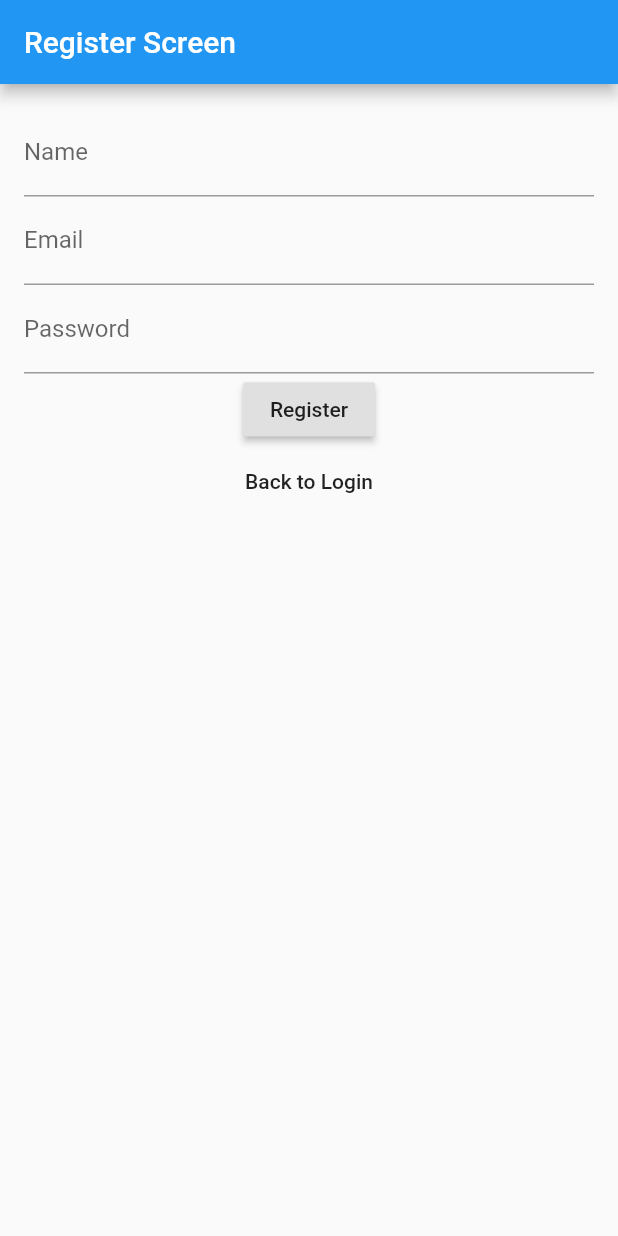
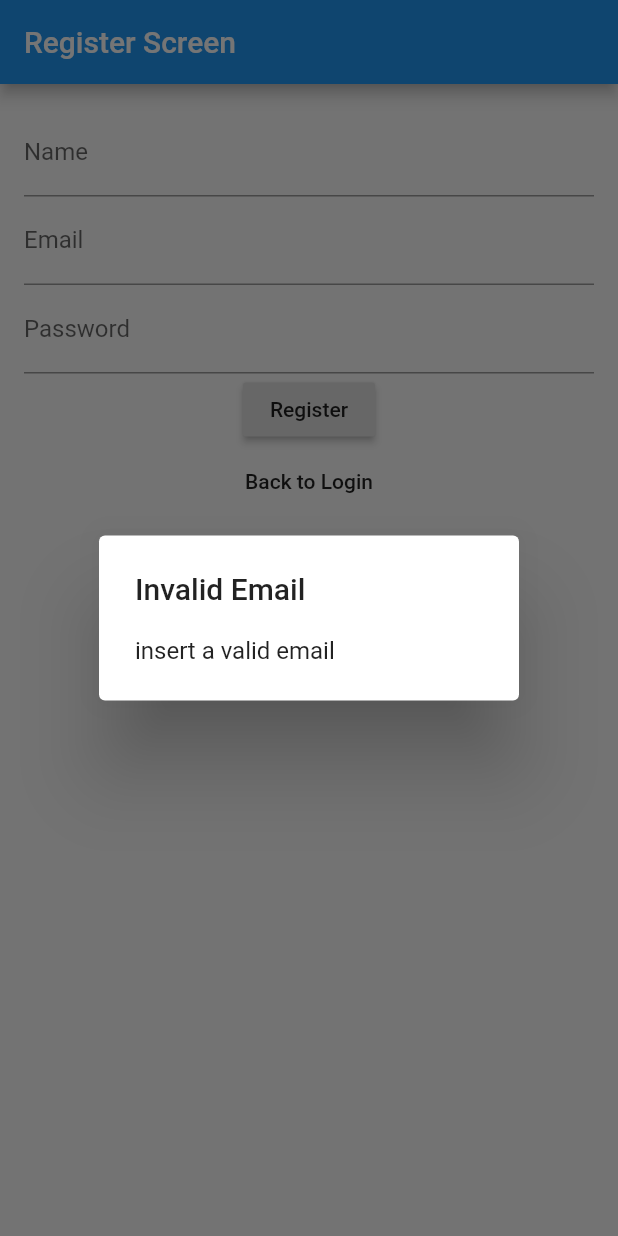
Before and after one commit to MarcelloPajntar97/SimpleFlutter, a Flutter app: the RegisterScreen screen opened directly, after a tap on "Register", on a phone screen of 412 x 824 dp. Run offline on Flutter 3.47's test engine with Material 2 defaults, Android fonts, the phone set to English and light mode, and no system bars; our stand-ins replace email_validator; accounts and stored records are empty.

Commit message:
add email check

```diff
--- a/lib/main.dart
+++ b/lib/main.dart
@@ -6,11 +6,8 @@ import 'dart:io';
 import 'dart:async';
 import 'dart:convert';
 import 'package:email_validator/email_validator.dart';
-//import 'package:flutter_secure_storage/flutter_secure_storage.dart';
 import 'package:flutter/material.dart';
 import 'package:http/http.dart' as http;
-
-//final storage = FlutterSecureStorage();
 
 class GlobalData {
   static String user_token;
@@ -133,18 +130,18 @@ Future<String> register(String name, String email, String password) async {
       'password': password,
     }),
   );
-  //return response.statusCode;
+  return response.body;
 
-  if (response.statusCode == 201) {
+  //if (response.statusCode == 201) {
   //print(response.body);
   // Map<String, dynamic> token = jsonDecode(response.body);
   // GlobalData.user_token = token["success"]["token"];
   // GlobalData.status_login = response.statusCode;
   // return Auth.fromJson(jsonDecode(response.body));
-    return response.body;
-  } else {
-    return null;
-  }
+  //   return response.body;
+  // } else {
+  //   return null;
+  // }
 }
 
 Future<String> logout() async {
@@ -165,20 +162,6 @@ Future<String> logout() async {
     return null;
   }
 }
-
-// class Auth {
-//   final String success;
-//   final String error;
-
-//   Auth({this.success, this.error});
-
-//   factory Auth.fromJson(Map<String, dynamic> json) {
-//     return Auth(
-//       success: json['success'],
-//       error: json['error'],
-//     );
-//   }
-// }
 
 class DataPost {
   final List<Post> success;
@@ -410,7 +393,11 @@ class LoginScreen extends StatelessWidget {
   final email_insert = TextEditingController();
   final pass_insert = TextEditingController();
   final GlobalKey<FormState> _formKey = GlobalKey();
-
+  void displayDialog(context, title, text) => showDialog(
+        context: context,
+        builder: (context) =>
+            AlertDialog(title: Text(title), content: Text(text)),
+      );
   @override
   Widget build(BuildContext context) {
     return Scaffold(
@@ -489,6 +476,11 @@ class RegisterScreen extends StatelessWidget {
   final pass_insert = TextEditingController();
   final name_insert = TextEditingController();
   final GlobalKey<FormState> _formKey = GlobalKey();
+  void displayDialog(context, title, text) => showDialog(
+        context: context,
+        builder: (context) =>
+            AlertDialog(title: Text(title), content: Text(text)),
+      );
   @override
   Widget build(BuildContext context) {
     return Scaffold(
@@ -521,9 +513,15 @@ class RegisterScreen extends StatelessWidget {
                   ),
                   RaisedButton(
                     onPressed: () async {
+                      try {
+                        if (!EmailValidator.validate(email_insert.text)) {
+                          displayDialog(
+                              context, "Invalid Email", "insert a valid email");
+                        } else {
                           var reg = await register(name_insert.text,
                               email_insert.text, pass_insert.text);
-                      if (reg != null) {
+                          var check = jsonDecode(reg);
+                          if (check.containsKey('success')) {
                             var key = jsonDecode(reg)['success'];
                             print(key);
                             GlobalData.user_token = key;
@@ -532,8 +530,20 @@ class RegisterScreen extends StatelessWidget {
                               MaterialPageRoute(builder: (context) => MyApp()),
                             );
                             //GlobalData.status_login = 0;
+                          } else if (check.containsKey('error')) {
+                            if (check['error'].contains('email')) {
+                              displayDialog(context, "Invalid Email",
+                                  "The email is already used");
+                              //print("The email is already used");
                             } else {
-                        print("resgister failed");
+                              displayDialog(
+                                  context, "Error", "Something went wrong!");
+                              //print("Something went wrong!");
+                            }
+                          }
+                        }
+                      } on Exception catch (_) {
+                        print('regsiter failed');
                       }
                     },
                     child: Text("Register"),
--- a/pubspec.yaml
+++ b/pubspec.yaml
@@ -25,7 +25,8 @@ dependencies:
     sdk: flutter
   english_words: ^3.1.5
   http: 0.12.2
-  email_validator: ^1.0.4
+  flutter_secure_storage: ^3.3.1+1
+  email_validator: ^1.0.5
 
 
   # The following adds the Cupertino Icons font to your application.
```
Also changed, not shown: pubspec.lock, 3 other files. Lines whose indentation alone changed are shown as unchanged.
